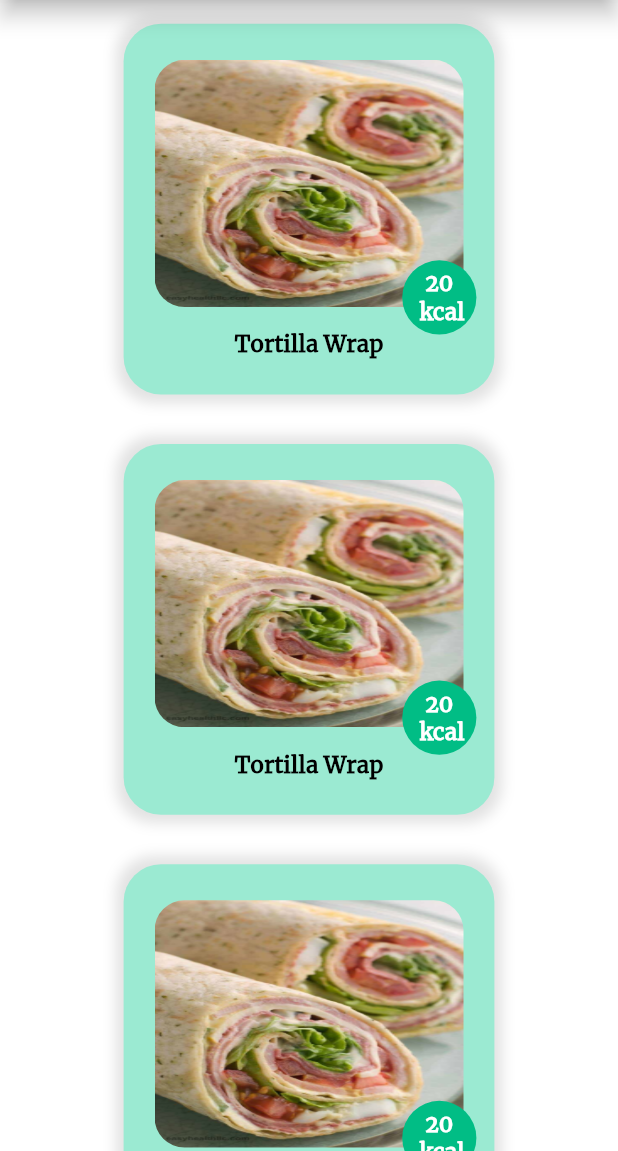
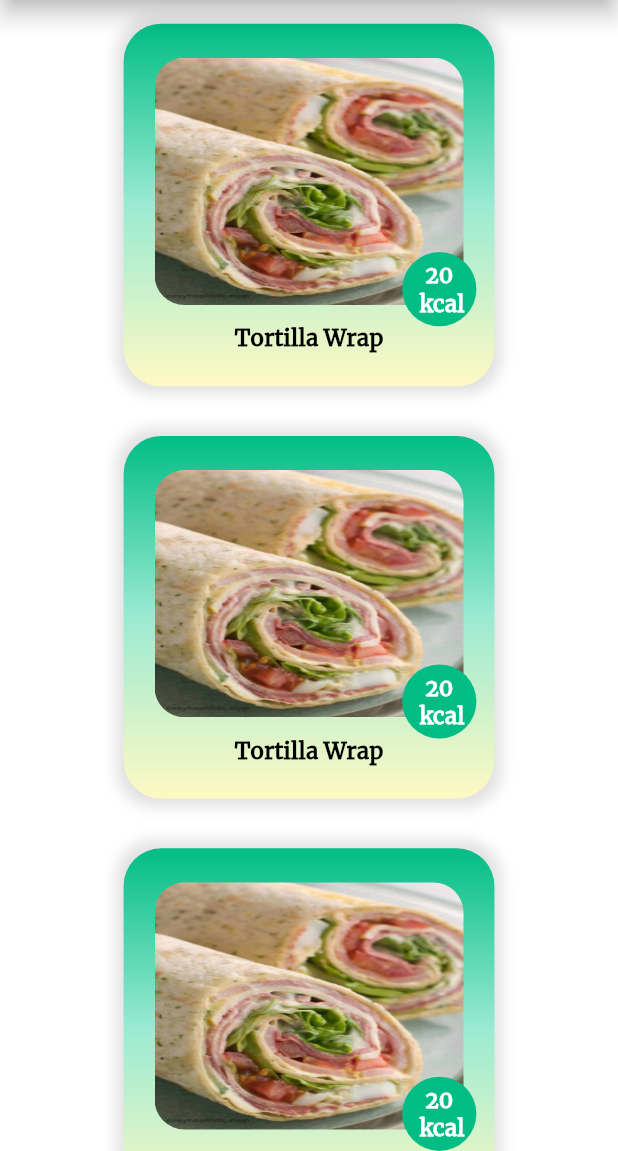
Before and after one commit to rabiaokatan/DiabetesApp, a Flutter app: the screen it shows after launch, after a tap on the "menu" icon, after a tap on "Sağlıklı Tarifler", on a phone screen of 412 x 824 dp, the part 85-1236 px from its top. Run offline on Flutter 3.47's test engine with Material 2 defaults, Android fonts, the light colour scheme and no system bars.

Commit message:
Recipes screen edited

```diff
--- /dev/null
+++ b/lib/models/recipes.dart
@@ -0,0 +1,55 @@
+class Recipe{
+  int id;
+  String name;
+  String image;
+
+  Recipe({required this.id, required this.name, required this.image});
+}
+
+List<Recipe> recipes=[
+Recipe(
+  id:0,
+  name:'Tortilla Wrap',
+  image:'assets/images/tortilla-wrap.jpg',
+  ),
+  Recipe(
+    id:1,
+    name:'Revani',
+    image:'assets/images/tortilla-wrap.jpg',
+  ),
+  Recipe(
+    id:2,
+    name: 'Çikolatalı Mozaik Pasta',
+    image:'assets/images/tortilla-wrap.jpg',
+  ),
+  Recipe(
+  id:3,
+  name:'Tortilla Wrap',
+  image:'assets/images/tortilla-wrap.jpg',
+  ),
+  Recipe(
+    id:4,
+    name:'Revani',
+    image:'assets/images/tortilla-wrap.jpg',
+  ),
+  Recipe(
+    id:5,
+    name: 'Çikolatalı Mozaik Pasta',
+    image:'assets/images/tortilla-wrap.jpg',
+  ),
+  Recipe(
+  id:6,
+  name:'Tortilla Wrap',
+  image:'assets/images/tortilla-wrap.jpg',
+  ),
+  Recipe(
+    id:7,
+    name:'Revani',
+    image:'assets/images/tortilla-wrap.jpg',
+  ),
+  Recipe(
+    id:8,
+    name: 'Çikolatalı Mozaik Pasta',
+    image:'assets/images/tortilla-wrap.jpg',
+  ),
+];
--- a/lib/screens/recipes_screen.dart
+++ b/lib/screens/recipes_screen.dart
@@ -1,4 +1,5 @@
 import 'package:flutter/material.dart';
+import 'package:flutter_diabetes_app/models/recipes.dart';
 import 'package:flutter_diabetes_app/screens/constants.dart';
 import 'package:flutter_diabetes_app/widget/recipe_card.dart';
 import 'package:flutter_diabetes_app/widget/side_menu.dart';
@@ -16,6 +17,11 @@ class _RecipesScreenState extends State<RecipesScreen> {
   @override
   Widget build(BuildContext context) {
     Size _size = MediaQuery.of(context).size;
+    bool isMobile = Responsive.isMobile(context);
+    bool isTablet = Responsive.isTablet(context);
+    bool isDesktop = Responsive.isDesktop(context);
+    int totalRecipeNumber= recipes.length;
+
     return SafeArea(
       child: Scaffold(
         backgroundColor: Colors.white,
@@ -24,7 +30,7 @@ class _RecipesScreenState extends State<RecipesScreen> {
           toolbarHeight: Responsive.isDesktop(context) ? 0 : 56,
           title: Text(
             'Sağlıklı Tarifler',
-            style: TextStyle(color: Colors.black),
+            style: TextStyle(color: Colors.black, fontSize: isTablet ? 24 : 20 ),
           ),
           backgroundColor: Responsive.isDesktop(context)
               ? Colors.transparent
@@ -39,87 +45,25 @@ class _RecipesScreenState extends State<RecipesScreen> {
           children: [
             Responsive.isDesktop(context) ? SideMenu() : Container(),
             RawScrollbar(
-              thumbColor: Responsive.isMobile(context) ? kDoubleLightColor : Colors.transparent,
+              thumbColor: Responsive.isMobile(context)
+                  ? kDoubleLightColor
+                  : Colors.transparent,
               radius: Radius.circular(20),
               thickness: 5,
-              child: SingleChildScrollView(
-                child: Responsive(
-                  mobile: Center(
-                    child: Column(
-                      children: [
-                        RecipeCard(),
-                        RecipeCard(),
-                        RecipeCard(),
-                        RecipeCard(),
-                        RecipeCard(),
-                      ],
+              child: Padding(
+                padding:isDesktop ? EdgeInsets.only(left: _size.width*0.18) :  EdgeInsets.only(left:0),
+                child: GridView.builder(
+                    gridDelegate: SliverGridDelegateWithFixedCrossAxisCount(
+                      crossAxisCount: isMobile ? 1 : isTablet ? 2 : 3 ,
+                      childAspectRatio: isMobile ? 1.5 : isTablet ? 1 : 1.2 ,
+                      crossAxisSpacing:isMobile ? 0.2 : isTablet ? 0.4 : 0.1,
+                      mainAxisSpacing: isMobile ? 0.2 : isTablet ? 0.4 : 0.1,
                     ),
-                  ),
-                  tablet: Center(
-                    child: Container(
-                      padding: EdgeInsets.only(left:_size.width*0.005),
-                      child: Column(
-                        children: [
-                           Row(
-                              children: [
-                                RecipeCard(),
-                                RecipeCard(),
-                              ],
-                            ),
-                            Row(
-                              children: [
-                                RecipeCard(),
-                                RecipeCard(),
-                              ],
-                            ),
-                            Row(
-                              children: [
-                                RecipeCard(),
-                                RecipeCard(),
-                              ],
-                            ),
-                        ],
-                      ),
+                    itemBuilder: (context, index) {
+                      return Center(child: RecipeCard(name: recipes[index].name, photoURL: recipes[index].image,));
+                    },
+                    itemCount: totalRecipeNumber,
                     ),
-                  ),
-                  desktop: Center(
-                    child: Container(
-                      padding: EdgeInsets.only(left:_size.width*0.23),
-                      child: Column(
-                        children: [
-                          Row(
-                            children: [
-                              RecipeCard(),
-                              RecipeCard(),
-                              RecipeCard(),
-                            ],
-                          ),
-                          Row(
-                            children: [
-                              RecipeCard(),
-                              RecipeCard(),
-                              RecipeCard(),
-                            ],
-                          ),
-                          Row(
-                            children: [
-                              RecipeCard(),
-                              RecipeCard(),
-                              RecipeCard(),
-                            ],
-                          ),
-                          Row(
-                            children: [
-                              RecipeCard(),
-                              RecipeCard(),
-                              RecipeCard(),
-                            ],
-                          ),
-                        ],
-                      ),
-                    ),
-                  ),
-                ),
               ),
             ),
           ],
--- a/lib/widget/avatar.dart
+++ b/lib/widget/avatar.dart
@@ -1,7 +1,4 @@
 import 'package:flutter/material.dart';
-import 'package:flutter_diabetes_app/screens/constants.dart';
-
-import '../responsive.dart';
 
 class Avatar extends StatelessWidget {
   const Avatar({Key? key, required this.size}) : super(key: key);
--- a/lib/widget/recipe_card.dart
+++ b/lib/widget/recipe_card.dart
@@ -4,7 +4,9 @@ import 'package:flutter_diabetes_app/screens/constants.dart';
 import '../responsive.dart';
 
 class RecipeCard extends StatelessWidget {
-  const RecipeCard({Key? key}) : super(key: key);
+  String name;
+  String photoURL;
+ RecipeCard({Key? key, required this.name, required this.photoURL}) : super(key: key);
 
   @override
   Widget build(BuildContext context) {
@@ -22,6 +24,7 @@ class RecipeCard extends StatelessWidget {
       ),
       child: Stack(
         children: [
+          //tarif fotoğraflarının arkaplanındaki yeşil container
           Container(
             height: height *
                 (isMobile
@@ -36,7 +39,16 @@ class RecipeCard extends StatelessWidget {
                         ? 0.45
                         : 0.2),
             decoration: BoxDecoration(
-              color: kDoubleLightColor,
+              gradient: LinearGradient(
+                begin: Alignment.topCenter,
+                end: Alignment.bottomCenter,
+                colors: [
+                  kPrimaryColor,
+                  kDoubleLightColor,
+                  Colors.yellow.shade100
+                ],
+                //colors: [kPrimaryColor ,kDoubleLightColor],
+              ),
               borderRadius: BorderRadius.circular(25),
               boxShadow: [
                 BoxShadow(
@@ -46,6 +58,7 @@ class RecipeCard extends StatelessWidget {
                 ),
               ],
             ),
+            // fotoğraf ile arkadaki yeşil container arasındaki padding:
             child: Padding(
               padding: EdgeInsets.symmetric(
                 vertical: height *
@@ -65,6 +78,8 @@ class RecipeCard extends StatelessWidget {
                 crossAxisAlignment: CrossAxisAlignment.center,
                 mainAxisAlignment: MainAxisAlignment.spaceAround,
                 children: [
+                  //tarif fotoğrafının bulunduğu container
+                  //telefon, tablet ya da desktopa göre boyut ayarlaması yapılır:
                   Container(
                     height: height *
                         (isMobile
@@ -81,6 +96,7 @@ class RecipeCard extends StatelessWidget {
                     decoration: BoxDecoration(
                       borderRadius: BorderRadius.circular(20),
                     ),
+                    //tarif fotoğrafının borderRadius alması için cliprrect kullandım
                     child: ClipRRect(
                       borderRadius: BorderRadius.circular(20),
                       child: Image.asset(
@@ -91,7 +107,16 @@ class RecipeCard extends StatelessWidget {
                   ),
                   Text(
                     'Tortilla Wrap',
-                    style: Theme.of(context).textTheme.bodyText2,
+                    style: TextStyle(
+                      fontSize: isMobile
+                          ? 15
+                          : isTablet
+                              ? 18
+                              : 20,
+                      fontFamily: 'Merriweather',
+                      fontWeight: FontWeight.w600,
+                      color: Colors.black,
+                    ),
                   ),
                 ],
               ),
--- a/lib/widget/side_menu.dart
+++ b/lib/widget/side_menu.dart
@@ -96,6 +96,9 @@ class _SideMenuState extends State<SideMenu> {
 
     final color = Colors.white;
 
+    bool isMobile = Responsive.isMobile(context);
+    bool isTablet = Responsive.isTablet(context);
+
     return Material(
       color: Colors.transparent,
       child: Padding(
@@ -105,7 +108,15 @@ class _SideMenuState extends State<SideMenu> {
           selectedTileColor: kPrimaryColor.withOpacity(0.3),
           leading: Icon(iconName, color: color),
           title: Text(title,
-              style: TextStyle(fontWeight: FontWeight.w700, color: color)),
+              style: TextStyle(
+                fontWeight: FontWeight.w700,
+                color: color,
+                fontSize: isMobile
+                    ? 15
+                    : isTablet
+                        ? 18
+                        : 20,
+              )),
           onTap: () => selectItem(context, item),
         ),
       ),
```
Also changed, not shown: lib/main.dart (+12 -2 lines).
